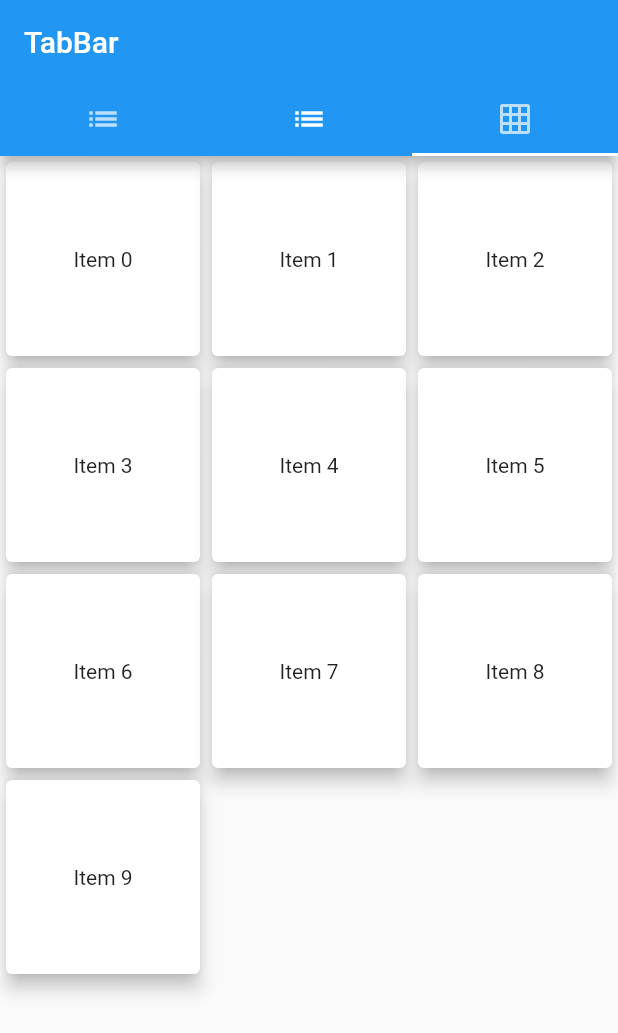
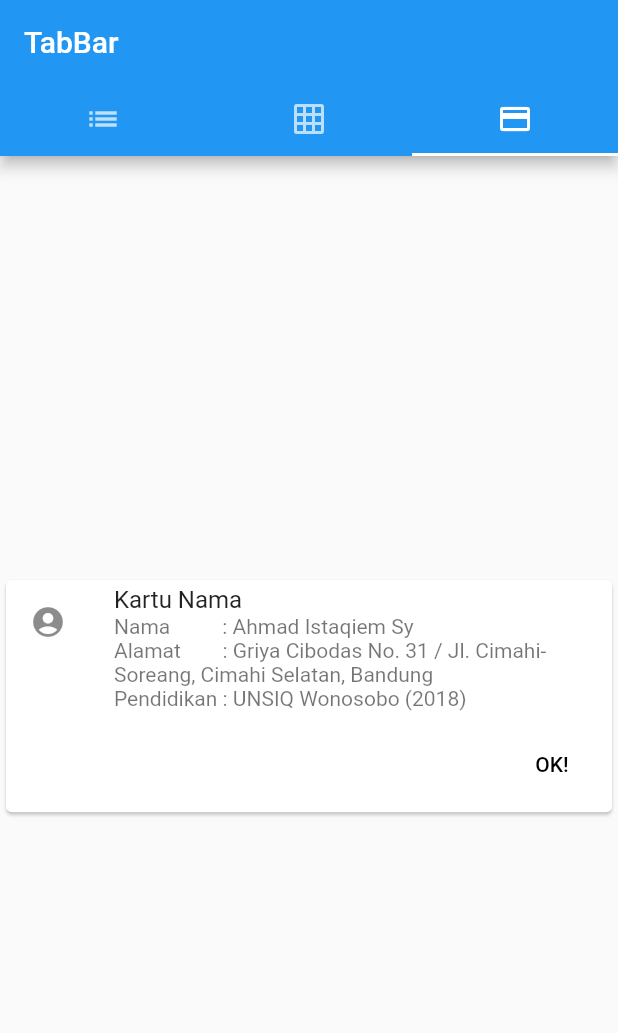
Before and after one commit to QiemDev/flutGridView, a Flutter app: the screen it shows after launch, tab 3 chosen, on a phone screen of 412 x 824 dp. Shown: the top 1033 px of the screen. Run offline on Flutter 3.47's test engine with Material 2 defaults, Android fonts, the phone set to English and light mode, and no system bars.

Commit message:
Penambahan Card

```diff
--- a/lib/main.dart
+++ b/lib/main.dart
@@ -35,17 +35,17 @@ class _MyHomePageState extends State<MyHomePage> with TickerProviderStateMixin{
 
   @override
   Widget build(BuildContext context) {
-    tabController = new TabController(length: 2, vsync: this); //penambahan
+    tabController = new TabController(length: 3, vsync: this); //penambahan
     var tabBarItem = new TabBar(
       tabs: <Widget>[
         new Tab(
           icon: new Icon(Icons.list),
         ),
         new Tab(
-          icon: new Icon(Icons.list),
+          icon: new Icon(Icons.grid_on),
         ),
         new Tab(
-          icon: new Icon(Icons.grid_on),
+          icon: new Icon(Icons.credit_card),
         ),
       ],
       controller: tabController,
@@ -137,8 +137,8 @@ class _MyHomePageState extends State<MyHomePage> with TickerProviderStateMixin{
       }
     );
 
-    return new DefaultTabController(
-      length: 2,
+        return new DefaultTabController(
+      length: 3,
       child: new Scaffold(
         appBar: new AppBar(
           title: new Text("TabBar"),
@@ -149,6 +149,29 @@ class _MyHomePageState extends State<MyHomePage> with TickerProviderStateMixin{
           children: <Widget>[
             listItem,
             gridView,
+            Center(
+              child: Card(
+                child:Column(
+                  mainAxisSize: MainAxisSize.min,
+                  children: <Widget>[
+                    const ListTile(
+                      leading: Icon(Icons.account_circle),
+                      title: Text("Kartu Nama"),
+                      subtitle: Text("Nama          : Ahmad Istaqiem Sy\nAlamat        : Griya Cibodas No. 31 / Jl. Cimahi-Soreang, Cimahi Selatan, Bandung \nPendidikan : UNSIQ Wonosobo (2018)"),
+                    ),
+                    ButtonTheme.bar(
+                      child: ButtonBar(
+                        children: <Widget>[
+                          FlatButton(
+                            child: const Text("OK!"),
+                            onPressed: (){
+                            },
+                        ),
+                      ],
+                    ),
+                    )
+                  ],
+                ),),)
           ],
         ),
       ),
```
